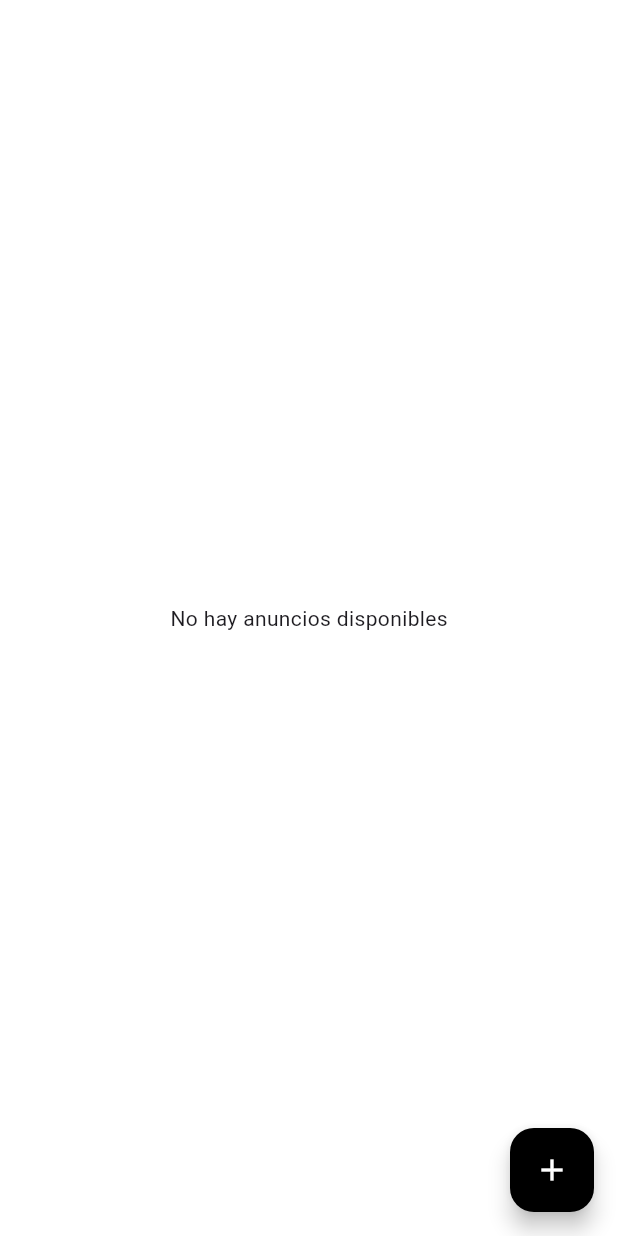
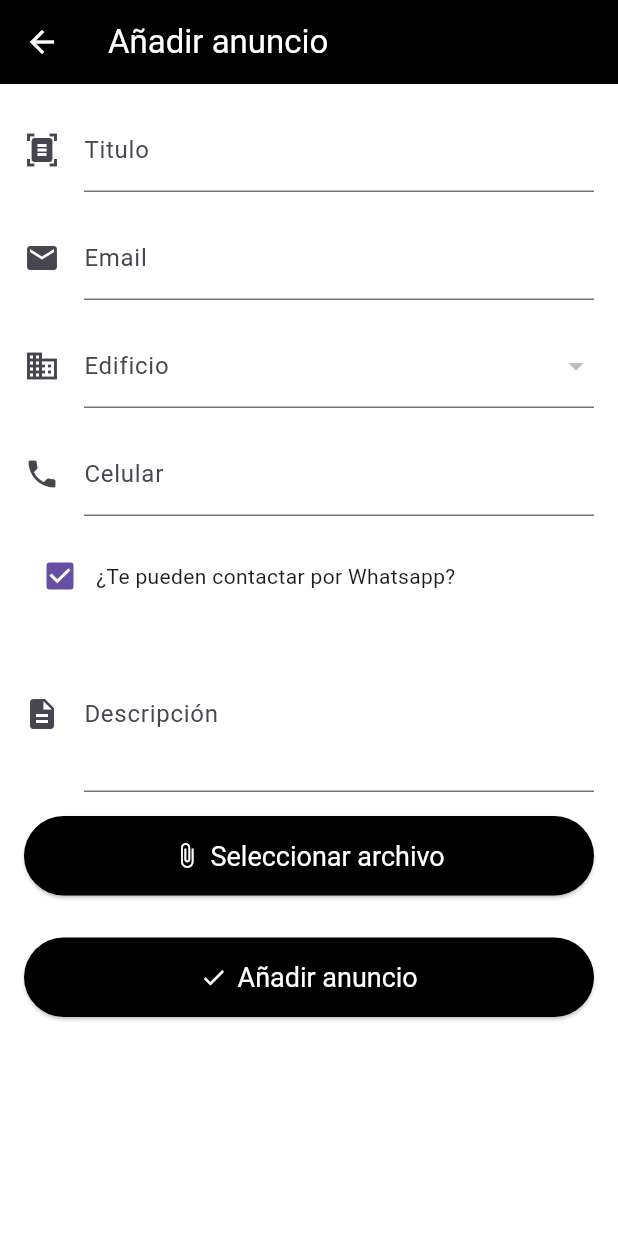
Before and after one commit to miguelgutierrezi/administradores-diaz-ph-v2, a Flutter app: the DashboardPage screen opened directly, after a tap on the "add" icon, on a phone screen of 412 x 824 dp. Run offline on Flutter 3.47's test engine with Material 3 defaults, Android fonts, the phone set to English and light mode, and no system bars; our stand-ins replace carousel_slider, cloud_firestore, file_picker, firebase_auth, firebase_core, firebase_storage and 3 more; accounts and stored records are empty.

Commit message:
Add announce done

```diff
--- /dev/null
+++ b/lib/modals/add_announce.dart
@@ -0,0 +1,333 @@
+import 'package:administradores_diaz_ph/models/user_role.dart';
+import 'package:administradores_diaz_ph/services/auth_service.dart';
+import 'package:administradores_diaz_ph/services/firestore_service.dart';
+import 'package:administradores_diaz_ph/services/shared_preferences_service.dart';
+import 'package:cloud_firestore/cloud_firestore.dart';
+import 'package:file_picker/file_picker.dart';
+import 'package:firebase_auth/firebase_auth.dart';
+import 'package:flutter/material.dart';
+import 'package:shared_preferences/shared_preferences.dart';
+
+class AddAnnounce extends StatefulWidget {
+  const AddAnnounce({super.key});
+
+  @override
+  _AddAnnounceState createState() => _AddAnnounceState();
+}
+
+class _AddAnnounceState extends State<AddAnnounce> {
+  final _formKey = GlobalKey<FormState>();
+  final TextEditingController _titleController = TextEditingController();
+  final TextEditingController _emailController = TextEditingController();
+  final TextEditingController _phoneController = TextEditingController();
+  final TextEditingController _descriptionController = TextEditingController();
+  final AuthService _authService = AuthService();
+  final FirestoreService _firestoreService = FirestoreService();
+  final SharedPreferencesService _sharedPreferencesService =
+      SharedPreferencesService();
+  List<String> _buildings = [];
+  String? _selectedBuilding;
+  bool _whatsapp = true;
+  List<PlatformFile> _files = [];
+  List<String> _fileNames = [];
+  List<String> _fileLinks = [];
+  String? _userId;
+
+  @override
+  void initState() {
+    super.initState();
+    _loadBuildings();
+  }
+
+  Future<void> _loadBuildings() async {
+    SharedPreferences prefs = await SharedPreferences.getInstance();
+    String? userId = prefs.getString('id');
+    UserRole? role = await _authService.getCurrentUserRole();
+    List<String> buildings = [];
+
+    if (role == UserRole.user) {
+      String? building = prefs.getString("edificio");
+      if (building != null) {
+        buildings = [building];
+      }
+    } else if (role == UserRole.admin) {
+      buildings = await _sharedPreferencesService.getDynamicList('edificio');
+    } else {
+      List<Map<String, dynamic>> buildingsData =
+          await _firestoreService.getCollection('buildings');
+      buildings =
+          buildingsData.map((data) => data['nombre'].toString()).toList();
+    }
+
+    setState(() {
+      _buildings = buildings;
+      _userId = userId;
+    });
+  }
+
+  Future<void> _pickFile() async {
+    FilePickerResult? result =
+        await FilePicker.platform.pickFiles(allowMultiple: true);
+    if (result != null) {
+      setState(() {
+        _files.addAll(result.files);
+        _fileNames.addAll(result.files.map((file) => file.name).toList());
+      });
+    }
+  }
+
+  Future<void> _removeFile(int index) async {
+    setState(() {
+      _files.removeAt(index);
+      _fileNames.removeAt(index);
+    });
+  }
+
+  Future<void> _save() async {
+    if (_formKey.currentState!.validate()) {
+      _formKey.currentState!.save();
+      // Show loader
+      showDialog(
+        context: context,
+        barrierDismissible: false,
+        builder: (BuildContext context) {
+          return const Center(child: CircularProgressIndicator());
+        },
+      );
+
+      try {
+        String? userId = FirebaseAuth.instance.currentUser?.uid;
+        final data = {
+          'titulo': _titleController.text,
+          'descripcion': _descriptionController.text,
+          'propietario': userId,
+          'email': _emailController.text,
+          'celular': _phoneController.text,
+          'edificio': _selectedBuilding,
+          'whatsapp': _whatsapp,
+        };
+
+        DocumentReference announceRef =
+            await FirebaseFirestore.instance.collection('dashboard').add(data);
+
+        for (var file in _files) {
+          String imageUrl = await _firestoreService.uploadFile(
+              'dashboard', announceRef.id, file.path!);
+          _fileLinks.add(imageUrl);
+        }
+
+        final dataUp = {
+          ...data,
+          'filesLinks': _fileLinks,
+          'filesNames': _fileNames,
+        };
+
+        await FirebaseFirestore.instance
+            .collection('dashboard')
+            .doc(announceRef.id)
+            .update(dataUp);
+
+        Navigator.of(context).pop(); // Dismiss the loader
+        _showAlert('Anuncio agregado', 'Se ha creado un nuevo anuncio');
+      } catch (e) {
+        Navigator.of(context).pop(); // Dismiss the loader
+        print("Error: $e");
+      }
+    }
+  }
+
+  Future<void> _showAlert(String title, String message) async {
+    await showDialog<void>(
+      context: context,
+      barrierDismissible: false,
+      builder: (BuildContext context) {
+        return AlertDialog(
+          title: Text(title),
+          content: SingleChildScrollView(
+            child: ListBody(
+              children: <Widget>[
+                Text(message),
+              ],
+            ),
+          ),
+          actions: <Widget>[
+            TextButton(
+              child: const Text('Aceptar'),
+              onPressed: () {
+                Navigator.of(context).pop();
+                Navigator.pop(context); // Navigate back to the dashboard
+              },
+            ),
+          ],
+        );
+      },
+    );
+  }
+
+  @override
+  Widget build(BuildContext context) {
+    return Scaffold(
+      backgroundColor: Colors.white,
+      appBar: AppBar(
+        backgroundColor: Colors.black,
+        title: const Text(
+          'Añadir anuncio',
+          style: TextStyle(color: Colors.white),
+        ),
+        leading: IconButton(
+          icon: const Icon(
+            Icons.arrow_back,
+            color: Colors.white,
+          ),
+          onPressed: () {
+            Navigator.pop(context);
+          },
+        ),
+      ),
+      body: Padding(
+        padding: const EdgeInsets.all(16.0),
+        child: Form(
+          key: _formKey,
+          child: ListView(
+            children: <Widget>[
+              TextFormField(
+                controller: _titleController,
+                decoration: const InputDecoration(
+                  labelText: 'Titulo',
+                  icon: Icon(Icons.document_scanner),
+                ),
+                validator: (value) {
+                  if (value == null || value.isEmpty) {
+                    return 'Campo requerido';
+                  }
+                  return null;
+                },
+              ),
+              const SizedBox(height: 16.0),
+              TextFormField(
+                controller: _emailController,
+                decoration: const InputDecoration(
+                  labelText: 'Email',
+                  icon: Icon(Icons.mail),
+                ),
+                validator: (value) {
+                  if (value == null || value.isEmpty || !value.contains('@')) {
+                    return 'Por favor provea una dirección de email valida';
+                  }
+                  return null;
+                },
+              ),
+              const SizedBox(height: 16.0),
+              DropdownButtonFormField<String>(
+                decoration: const InputDecoration(
+                  labelText: 'Edificio',
+                  icon: Icon(Icons.business),
+                ),
+                items: _buildings.map((building) {
+                  return DropdownMenuItem<String>(
+                    value: building,
+                    child: Text(building),
+                  );
+                }).toList(),
+                onChanged: (value) {
+                  setState(() {
+                    _selectedBuilding = value!;
+                  });
+                },
+                validator: (value) {
+                  if (value == null || value.isEmpty) {
+                    return 'Campo requerido';
+                  }
+                  return null;
+                },
+              ),
+              const SizedBox(height: 16.0),
+              TextFormField(
+                controller: _phoneController,
+                decoration: const InputDecoration(
+                  labelText: 'Celular',
+                  icon: Icon(Icons.phone),
+                ),
+                validator: (value) {
+                  if (value == null ||
+                      value.isEmpty ||
+                      !RegExp(r'^[0-9]*$').hasMatch(value)) {
+                    return 'Por favor provea un número válido';
+                  }
+                  return null;
+                },
+              ),
+              const SizedBox(height: 16.0),
+              Row(
+                children: [
+                  Checkbox(
+                    value: _whatsapp,
+                    onChanged: (value) {
+                      setState(() {
+                        _whatsapp = value!;
+                      });
+                    },
+                  ),
+                  const Text('¿Te pueden contactar por Whatsapp?'),
+                ],
+              ),
+              const SizedBox(height: 16.0),
+              TextFormField(
+                controller: _descriptionController,
+                maxLines: 3,
+                decoration: const InputDecoration(
+                  labelText: 'Descripción',
+                  icon: Icon(Icons.description),
+                ),
+                validator: (value) {
+                  if (value == null || value.isEmpty) {
+                    return 'Campo requerido';
+                  }
+                  return null;
+                },
+              ),
+              const SizedBox(height: 16.0),
+              ElevatedButton.icon(
+                onPressed: _pickFile,
+                icon: const Icon(Icons.attach_file),
+                label: const Text('Seleccionar archivo'),
+                style: ElevatedButton.styleFrom(
+                  padding: const EdgeInsets.symmetric(vertical: 16),
+                  textStyle: const TextStyle(fontSize: 18),
+                  backgroundColor: Colors.black,
+                  foregroundColor: Colors.white,
+                ),
+              ),
+              const SizedBox(height: 8.0),
+              Wrap(
+                children: _fileNames.map((fileName) {
+                  int index = _fileNames.indexOf(fileName);
+                  return Chip(
+                    label: Text(fileName),
+                    deleteIcon: const Icon(Icons.close),
+                    onDeleted: () => _removeFile(index),
+                  );
+                }).toList(),
+              ),
+              const SizedBox(height: 20),
+              ElevatedButton.icon(
+                onPressed: _save,
+                icon: const Icon(
+                  Icons.check,
+                  color: Colors.white,
+                ),
+                label: const Text('Añadir anuncio'),
+                style: ElevatedButton.styleFrom(
+                  padding: const EdgeInsets.symmetric(vertical: 16),
+                  textStyle: const TextStyle(fontSize: 18),
+                  backgroundColor: Colors.black,
+                  foregroundColor: Colors.white,
+                ),
+              ),
+            ],
+          ),
+        ),
+      ),
+    );
+  }
+}
--- a/lib/modals/add_news.dart
+++ b/lib/modals/add_news.dart
@@ -128,7 +128,7 @@ class _AddNewsPageState extends State<AddNewsPage> {
 
         if (_pickedFile != null) {
           String imageUrl = await _firestoreService.uploadFile(
-              newsRef.id, _pickedFile!.path!);
+              'news', newsRef.id, _pickedFile!.path!);
           filesLinks = [imageUrl];
           filesNames = [_pickedFile!.name];
         }
--- a/lib/pages/dashboard_page.dart
+++ b/lib/pages/dashboard_page.dart
@@ -1,3 +1,4 @@
+import 'package:administradores_diaz_ph/modals/add_announce.dart';
 import 'package:administradores_diaz_ph/services/shared_preferences_service.dart';
 import 'package:carousel_slider/carousel_slider.dart';
 import 'package:cloud_firestore/cloud_firestore.dart';
@@ -10,6 +11,7 @@ import 'package:url_launcher/url_launcher.dart';
 import '../models/user_role.dart';
 import '../services/auth_service.dart';
 import '../services/firestore_service.dart';
+import '../services/platform_service.dart';
 
 class DashboardPage extends StatefulWidget {
   const DashboardPage({super.key});
@@ -217,10 +219,11 @@ class _DashboardPageState extends State<DashboardPage> {
                                         children: [
                                           if (item['whatsapp'] == true)
                                             IconButton(
-                                              icon: const Icon(FontAwesomeIcons.whatsapp,
+                                              icon: const Icon(
+                                                  FontAwesomeIcons.whatsapp,
                                                   color: Colors.green),
                                               onPressed: () => _sendMessage(
-                                                  'https://api.whatsapp.com/send?phone=+57',
+                                                  'https://api.whatsapp.com/send/?phone=57',
                                                   item['celular']),
                                             ),
                                           GestureDetector(
@@ -253,13 +256,21 @@ class _DashboardPageState extends State<DashboardPage> {
           );
         },
       ),
-      floatingActionButton: FloatingActionButton(
-        onPressed: () {
-          Navigator.pushNamed(context, '/home/dashboard/add-announce');
-        },
-        backgroundColor: Colors.black,
-        child: const Icon(Icons.add, color: Colors.white),
-      ),
+      floatingActionButton: (PlatformService.isMobile())
+          ? FloatingActionButton(
+              onPressed: () {
+                Navigator.push(
+                  context,
+                  MaterialPageRoute(builder: (context) => const AddAnnounce()),
+                );
+              },
+              backgroundColor: Colors.black,
+              child: const Icon(
+                Icons.add,
+                color: Colors.white,
+              ),
+            )
+          : null,
     );
   }
 }
--- a/lib/services/firestore_service.dart
+++ b/lib/services/firestore_service.dart
@@ -59,10 +59,11 @@ class FirestoreService {
     }
   }
 
-  Future<String> uploadFile(String newsId, String filePath) async {
+  Future<String> uploadFile(
+      String collectionName, String objectId, String filePath) async {
     File file = File(filePath);
     TaskSnapshot taskSnapshot = await _storage
-        .ref('news/$newsId/${file.uri.pathSegments.last}')
+        .ref('$collectionName/$objectId/${file.uri.pathSegments.last}')
         .putFile(file);
     return await taskSnapshot.ref.getDownloadURL();
   }
```
